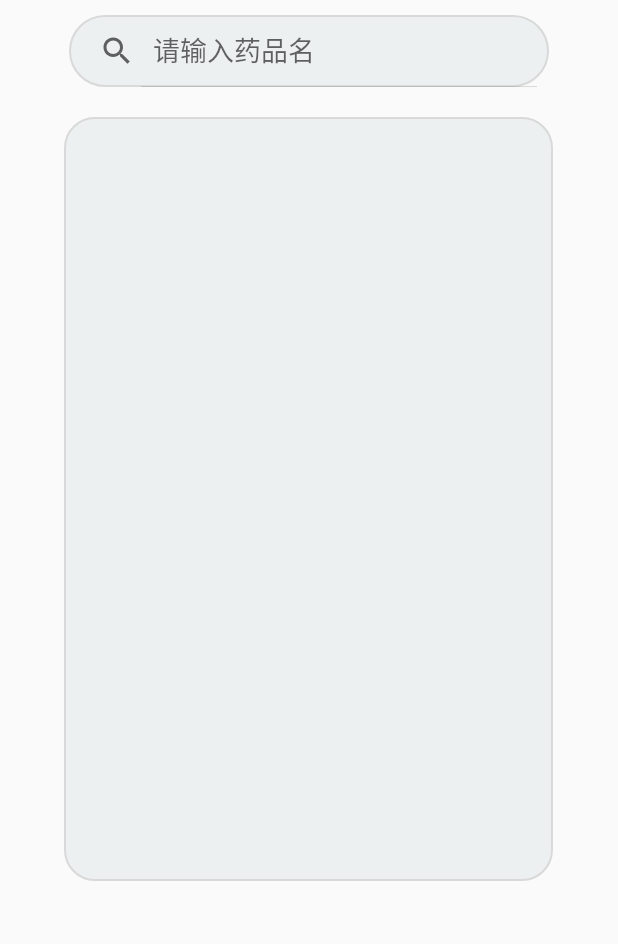
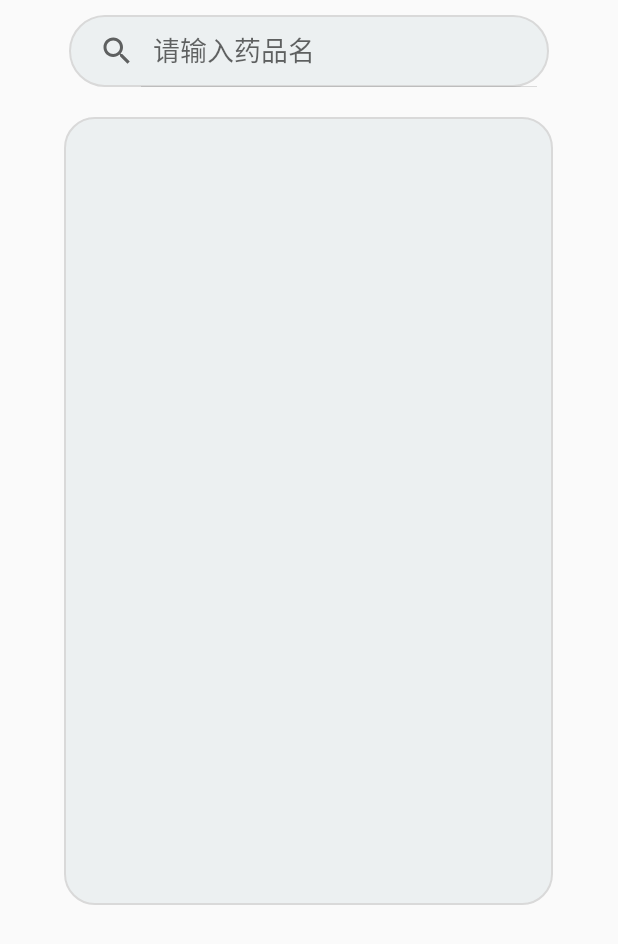
Before and after one commit to Xiangfeidetangyuan/MedicineAssistant, an Android app: the SearchMedicineActivity screen opened directly, with no data from a screen before it, on a phone screen of 412 x 824 dp. Shown: the top 944 px of the screen. Run offline under Robolectric (Android 15) with nearby library versions, the phone set to English and light mode, and no system bars; 3 statements that could not run were skipped.

Commit message:
删除文件

```diff
--- a/app/src/main/res/layout/activity_search_medicine.xml
+++ b/app/src/main/res/layout/activity_search_medicine.xml
@@ -20,7 +20,7 @@
 
     <LinearLayout
         android:layout_width="326dp"
-        android:layout_height="509dp"
+        android:layout_height="525dp"
         android:layout_gravity="center"
         android:layout_marginTop="20dp"
         android:background="@drawable/list_circle">
@@ -28,7 +28,7 @@
         <ListView
             android:id="@+id/adapter_listview"
             android:layout_width="383dp"
-            android:layout_height="1dp"
+            android:layout_height="match_parent"
             android:layout_weight="1">
 
         </ListView>
```
Also changed, not shown: app/src/main/res/layout/activity_medicine_list.xml (deleted, +0 -17 lines).
